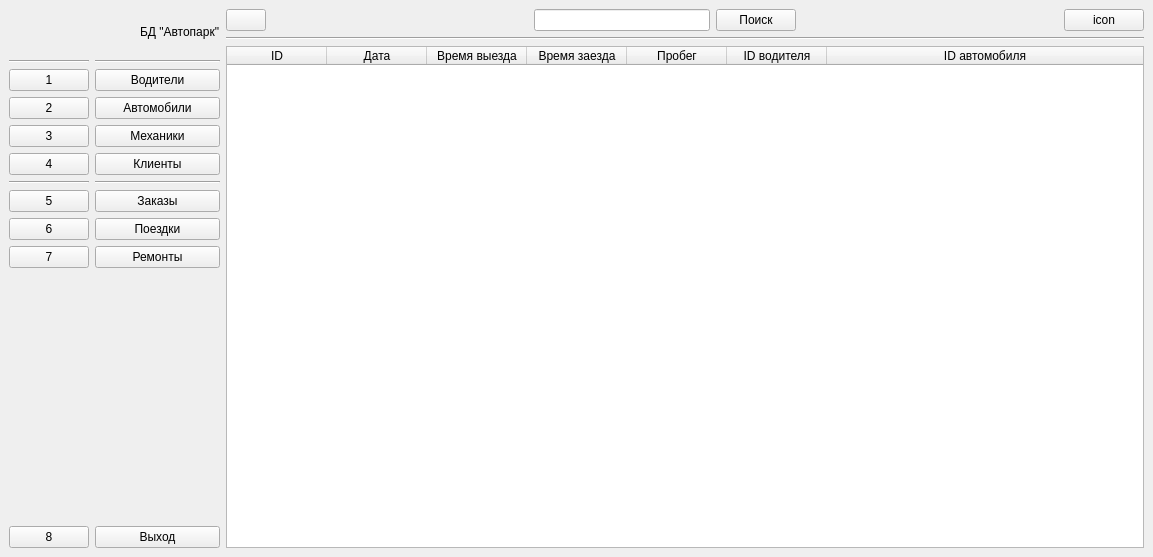
Before: the Qt Designer form untitled.ui in slavicksnegirev/AutoparkDataBase, drawn with Qt 5.
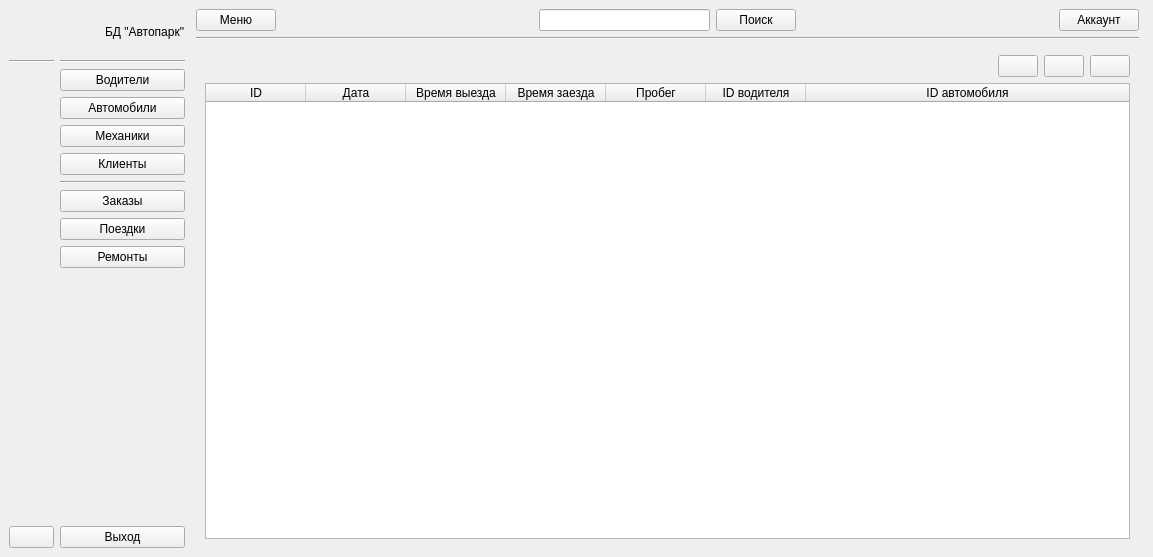
After: the same form once the commit is applied. The open tabs and pages were chosen to show the change. Icons and pictures are not drawn.

```diff
--- a/untitled.ui
+++ b/untitled.ui
@@ -53,110 +53,6 @@
          </property>
         </widget>
        </item>
-       <item>
-        <widget class="QPushButton" name="pushButton">
-         <property name="text">
-          <string>1</string>
-         </property>
-         <property name="iconSize">
-          <size>
-           <width>20</width>
-           <height>20</height>
-          </size>
-         </property>
-         <property name="checkable">
-          <bool>true</bool>
-         </property>
-         <property name="autoExclusive">
-          <bool>true</bool>
-         </property>
-        </widget>
-       </item>
-       <item>
-        <widget class="QPushButton" name="pushButton_2">
-         <property name="text">
-          <string>2</string>
-         </property>
-         <property name="checkable">
-          <bool>true</bool>
-         </property>
-         <property name="autoExclusive">
-          <bool>true</bool>
-         </property>
-        </widget>
-       </item>
-       <item>
-        <widget class="QPushButton" name="pushButton_3">
-         <property name="text">
-          <string>3</string>
-         </property>
-         <property name="checkable">
-          <bool>true</bool>
-         </property>
-         <property name="autoExclusive">
-          <bool>true</bool>
-         </property>
-        </widget>
-       </item>
-       <item>
-        <widget class="QPushButton" name="pushButton_4">
-         <property name="text">
-          <string>4</string>
-         </property>
-         <property name="checkable">
-          <bool>true</bool>
-         </property>
-         <property name="autoExclusive">
-          <bool>true</bool>
-         </property>
-        </widget>
-       </item>
-       <item>
-        <widget class="Line" name="line_4">
-         <property name="orientation">
-          <enum>Qt::Horizontal</enum>
-         </property>
-        </widget>
-       </item>
-       <item>
-        <widget class="QPushButton" name="pushButton_5">
-         <property name="text">
-          <string>5</string>
-         </property>
-         <property name="checkable">
-          <bool>true</bool>
-         </property>
-         <property name="autoExclusive">
-          <bool>true</bool>
-         </property>
-        </widget>
-       </item>
-       <item>
-        <widget class="QPushButton" name="pushButton_6">
-         <property name="text">
-          <string>6</string>
-         </property>
-         <property name="checkable">
-          <bool>true</bool>
-         </property>
-         <property name="autoExclusive">
-          <bool>true</bool>
-         </property>
-        </widget>
-       </item>
-       <item>
-        <widget class="QPushButton" name="pushButton_7">
-         <property name="text">
-          <string>7</string>
-         </property>
-         <property name="checkable">
-          <bool>true</bool>
-         </property>
-         <property name="autoExclusive">
-          <bool>true</bool>
-         </property>
-        </widget>
-       </item>
        <item>
         <spacer name="verticalSpacer">
          <property name="orientation">
@@ -173,7 +69,17 @@
        <item>
         <widget class="QPushButton" name="pushButton_8">
          <property name="text">
-          <string>8</string>
+          <string/>
+         </property>
+         <property name="icon">
+          <iconset>
+           <normaloff>icons/exit.ico</normaloff>icons/exit.ico</iconset>
+         </property>
+         <property name="iconSize">
+          <size>
+           <width>32</width>
+           <height>32</height>
+          </size>
          </property>
          <property name="checkable">
           <bool>true</bool>
@@ -207,7 +113,7 @@
           <number>0</number>
          </property>
          <item>
-          <widget class="QLabel" name="label_3">
+          <widget class="QLabel" name="label_2">
            <property name="minimumSize">
             <size>
              <width>45</width>
@@ -223,7 +129,7 @@
           </widget>
          </item>
          <item>
-          <widget class="QLabel" name="label_2">
+          <widget class="QLabel" name="label_3">
            <property name="minimumSize">
             <size>
              <width>45</width>
@@ -245,7 +151,7 @@
         </widget>
        </item>
        <item>
-        <widget class="QPushButton" name="pushButton_9">
+        <widget class="QPushButton" name="pushButton_1">
          <property name="text">
           <string>Водители</string>
          </property>
@@ -264,7 +170,7 @@
         </widget>
        </item>
        <item>
-        <widget class="QPushButton" name="pushButton_10">
+        <widget class="QPushButton" name="pushButton_2">
          <property name="text">
           <string>Автомобили</string>
          </property>
@@ -277,7 +183,7 @@
         </widget>
        </item>
        <item>
-        <widget class="QPushButton" name="pushButton_11">
+        <widget class="QPushButton" name="pushButton_3">
          <property name="text">
           <string>Механики</string>
          </property>
@@ -290,7 +196,7 @@
         </widget>
        </item>
        <item>
-        <widget class="QPushButton" name="pushButton_12">
+        <widget class="QPushButton" name="pushButton_4">
          <property name="text">
           <string>Клиенты</string>
          </property>
@@ -310,7 +216,7 @@
         </widget>
        </item>
        <item>
-        <widget class="QPushButton" name="pushButton_13">
+        <widget class="QPushButton" name="pushButton_5">
          <property name="text">
           <string>Заказы</string>
          </property>
@@ -323,7 +229,7 @@
         </widget>
        </item>
        <item>
-        <widget class="QPushButton" name="pushButton_14">
+        <widget class="QPushButton" name="pushButton_6">
          <property name="text">
           <string>Поездки</string>
          </property>
@@ -336,7 +242,7 @@
         </widget>
        </item>
        <item>
-        <widget class="QPushButton" name="pushButton_15">
+        <widget class="QPushButton" name="pushButton_7">
          <property name="text">
           <string>Ремонты</string>
          </property>
@@ -362,7 +268,7 @@
         </spacer>
        </item>
        <item>
-        <widget class="QPushButton" name="pushButton_16">
+        <widget class="QPushButton" name="pushButton_9">
          <property name="text">
           <string>Выход</string>
          </property>
@@ -381,19 +287,34 @@
      <widget class="QWidget" name="widget_3" native="true">
       <layout class="QVBoxLayout" name="verticalLayout_3">
        <property name="leftMargin">
-        <number>0</number>
+        <number>5</number>
        </property>
        <property name="topMargin">
         <number>0</number>
        </property>
        <property name="rightMargin">
-        <number>0</number>
+        <number>5</number>
        </property>
        <property name="bottomMargin">
         <number>0</number>
        </property>
        <item>
         <widget class="QWidget" name="widget_4" native="true">
+         <property name="enabled">
+          <bool>true</bool>
+         </property>
+         <property name="sizePolicy">
+          <sizepolicy hsizetype="Preferred" vsizetype="Fixed">
+           <horstretch>0</horstretch>
+           <verstretch>0</verstretch>
+          </sizepolicy>
+         </property>
+         <property name="maximumSize">
+          <size>
+           <width>16777215</width>
+           <height>45</height>
+          </size>
+         </property>
          <layout class="QHBoxLayout" name="horizontalLayout_3">
           <property name="leftMargin">
            <number>0</number>
@@ -410,11 +331,7 @@
           <item>
            <widget class="QPushButton" name="pushButton_17">
             <property name="text">
-             <string/>
-            </property>
-            <property name="icon">
-             <iconset>
-              <normaloff>:/icon/icons/settings_FILL0_wght400_GRAD0_opsz48.svg</normaloff>:/icon/icons/settings_FILL0_wght400_GRAD0_opsz48.svg</iconset>
+             <string>Меню</string>
             </property>
             <property name="checkable">
              <bool>true</bool>
@@ -437,7 +354,14 @@
           <item>
            <layout class="QHBoxLayout" name="horizontalLayout">
             <item>
-             <widget class="QLineEdit" name="lineEdit"/>
+             <widget class="QLineEdit" name="lineEdit">
+              <property name="minimumSize">
+               <size>
+                <width>0</width>
+                <height>21</height>
+               </size>
+              </property>
+             </widget>
             </item>
             <item>
              <widget class="QPushButton" name="pushButton_19">
@@ -464,7 +388,7 @@
           <item>
            <widget class="QPushButton" name="pushButton_18">
             <property name="text">
-             <string>icon</string>
+             <string>Аккаунт</string>
             </property>
            </widget>
           </item>
@@ -791,23 +715,76 @@
           </layout>
          </widget>
          <widget class="QWidget" name="page_6">
-          <layout class="QGridLayout" name="gridLayout_3" columnstretch="0">
-           <property name="leftMargin">
-            <number>0</number>
-           </property>
-           <property name="topMargin">
-            <number>0</number>
-           </property>
-           <property name="rightMargin">
-            <number>0</number>
-           </property>
-           <property name="bottomMargin">
-            <number>0</number>
-           </property>
-           <property name="horizontalSpacing">
-            <number>-1</number>
-           </property>
+          <layout class="QGridLayout" name="gridLayout_3">
            <item row="0" column="0">
+            <layout class="QHBoxLayout" name="horizontalLayout_9">
+             <item>
+              <spacer name="horizontalSpacer_8">
+               <property name="orientation">
+                <enum>Qt::Horizontal</enum>
+               </property>
+               <property name="sizeHint" stdset="0">
+                <size>
+                 <width>40</width>
+                 <height>20</height>
+                </size>
+               </property>
+              </spacer>
+             </item>
+             <item>
+              <widget class="QPushButton" name="pushButton_add_6">
+               <property name="text">
+                <string/>
+               </property>
+               <property name="icon">
+                <iconset>
+                 <normaloff>icons/add.ico</normaloff>icons/add.ico</iconset>
+               </property>
+               <property name="iconSize">
+                <size>
+                 <width>32</width>
+                 <height>32</height>
+                </size>
+               </property>
+              </widget>
+             </item>
+             <item>
+              <widget class="QPushButton" name="pushButton_edit_6">
+               <property name="text">
+                <string/>
+               </property>
+               <property name="icon">
+                <iconset>
+                 <normaloff>icons/edit.ico</normaloff>icons/edit.ico</iconset>
+               </property>
+               <property name="iconSize">
+                <size>
+                 <width>32</width>
+                 <height>32</height>
+                </size>
+               </property>
+              </widget>
+             </item>
+             <item>
+              <widget class="QPushButton" name="pushButton_delete_6">
+               <property name="text">
+                <string/>
+               </property>
+               <property name="icon">
+                <iconset>
+                 <normaloff>icons/delete.ico</normaloff>icons/delete.ico</iconset>
+               </property>
+               <property name="iconSize">
+                <size>
+                 <width>32</width>
+                 <height>32</height>
+                </size>
+               </property>
+              </widget>
+             </item>
+            </layout>
+           </item>
+           <item row="1" column="0">
             <widget class="QTableWidget" name="tableWidget_6">
              <attribute name="horizontalHeaderStretchLastSection">
               <bool>true</bool>
```
Left out of the diff: 730 changed lines with no effect on the pictures.
